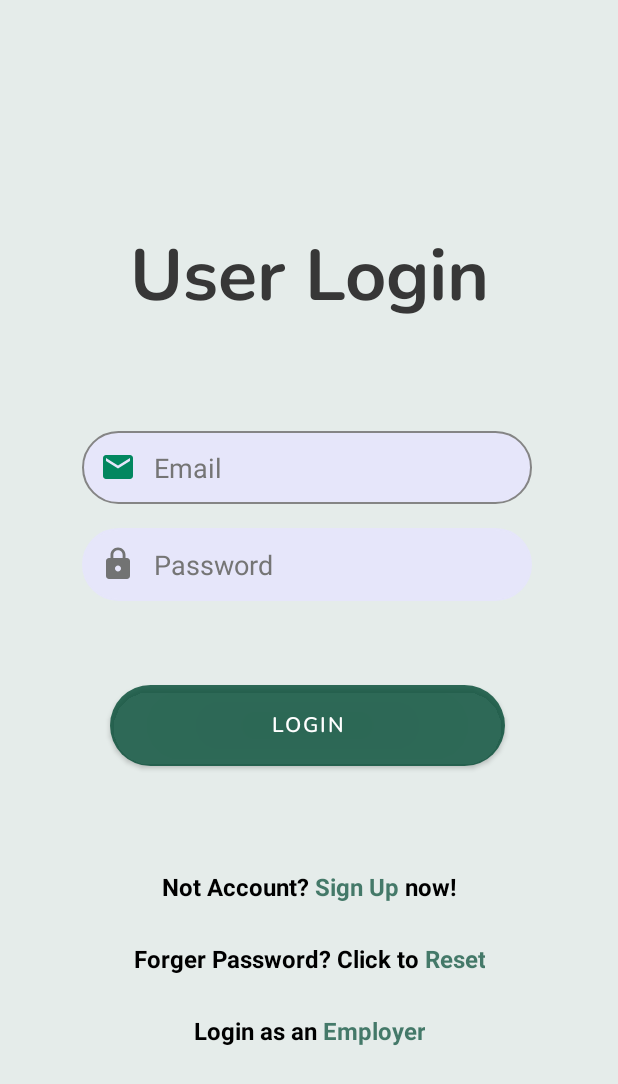
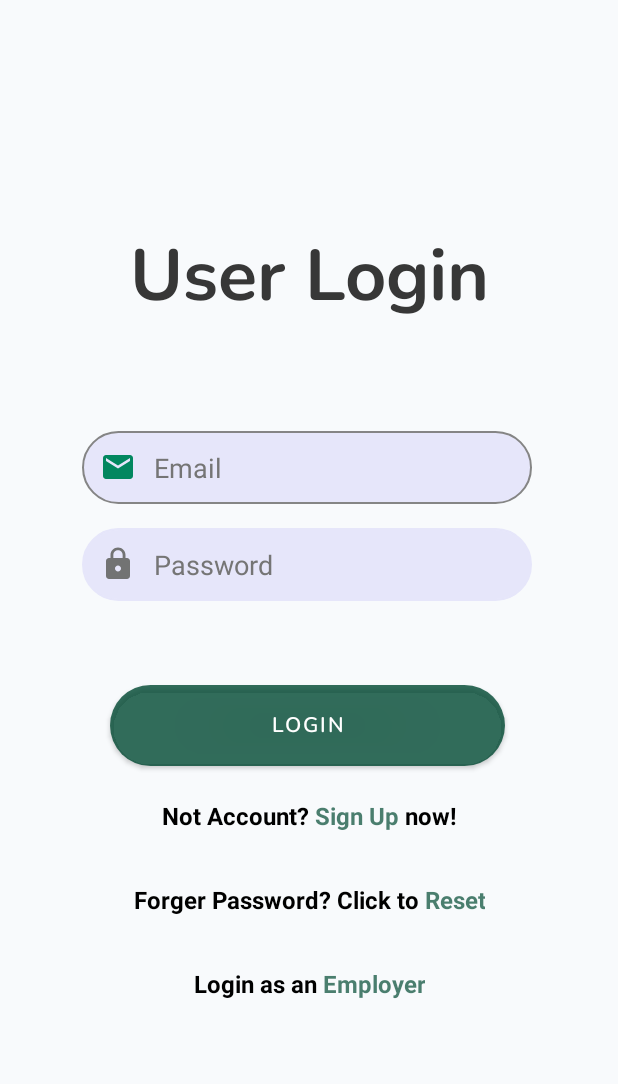
Before and after one commit to WeiChin04/EasyJob, an Android app: the UserLogin screen opened directly, with no data from a screen before it, on a phone screen of 412 x 824 dp. Shown: the top 1084 px of the screen. Run offline under Robolectric (Android 15) with nearby library versions, the phone set to English and light mode, and no system bars; our stand-ins replace Firebase (no records; nobody signed in at launch, a user with empty details on screens opened directly).

Commit message:
page background color change

```diff
--- a/app/src/main/res/layout/activity_employer_home.xml
+++ b/app/src/main/res/layout/activity_employer_home.xml
@@ -2,6 +2,7 @@
 <androidx.constraintlayout.widget.ConstraintLayout xmlns:android="http://schemas.android.com/apk/res/android"
     xmlns:app="http://schemas.android.com/apk/res-auto"
     xmlns:tools="http://schemas.android.com/tools"
+    style="@style/ContentPageBackground"
     android:layout_width="match_parent"
     android:layout_height="match_parent"
     tools:context=".employer.EmployerHome">
--- a/app/src/main/res/layout/activity_user_home.xml
+++ b/app/src/main/res/layout/activity_user_home.xml
@@ -2,7 +2,7 @@
 <androidx.constraintlayout.widget.ConstraintLayout xmlns:android="http://schemas.android.com/apk/res/android"
     xmlns:app="http://schemas.android.com/apk/res-auto"
     xmlns:tools="http://schemas.android.com/tools"
-    style="@style/PageBackground"
+    style="@style/ContentPageBackground"
     android:layout_width="match_parent"
     android:layout_height="match_parent"
     tools:context=".user.UserHome">
--- a/app/src/main/res/layout/activity_user_login.xml
+++ b/app/src/main/res/layout/activity_user_login.xml
@@ -82,6 +82,7 @@
         android:id="@+id/tv_user_sign_up"
         android:layout_width="wrap_content"
         android:layout_height="wrap_content"
+        android:layout_marginTop="16dp"
         android:elegantTextHeight="false"
         android:minHeight="48dp"
         android:text="@string/sign_up_account"
@@ -90,14 +91,15 @@
         android:textIsSelectable="true"
         android:textSize="16sp"
         android:textStyle="bold"
-        app:layout_constraintBottom_toTopOf="@+id/tv_user_reset_password"
         app:layout_constraintEnd_toEndOf="@+id/tv_user_reset_password"
-        app:layout_constraintStart_toStartOf="@+id/tv_user_reset_password" />
+        app:layout_constraintStart_toStartOf="@+id/tv_user_reset_password"
+        app:layout_constraintTop_toBottomOf="@+id/btn_user_login" />
 
     <TextView
         android:id="@+id/tv_user_reset_password"
         android:layout_width="wrap_content"
         android:layout_height="wrap_content"
+        android:layout_marginTop="8dp"
         android:elegantTextHeight="false"
         android:minHeight="48dp"
         android:text="@string/reset_password"
@@ -106,15 +108,15 @@
         android:textIsSelectable="true"
         android:textSize="16sp"
         android:textStyle="bold"
-        app:layout_constraintBottom_toTopOf="@+id/tv_switch_to_employer"
         app:layout_constraintEnd_toEndOf="@+id/tv_switch_to_employer"
-        app:layout_constraintStart_toStartOf="@+id/tv_switch_to_employer" />
+        app:layout_constraintStart_toStartOf="@+id/tv_switch_to_employer"
+        app:layout_constraintTop_toBottomOf="@+id/tv_user_sign_up" />
 
     <TextView
         android:id="@+id/tv_switch_to_employer"
         android:layout_width="wrap_content"
         android:layout_height="wrap_content"
-        android:layout_marginBottom="100dp"
+        android:layout_marginTop="8dp"
         android:elegantTextHeight="false"
         android:minHeight="48dp"
         android:text="@string/login_as_an_employer"
@@ -123,8 +125,8 @@
         android:textIsSelectable="true"
         android:textSize="16sp"
         android:textStyle="bold"
-        app:layout_constraintBottom_toBottomOf="parent"
         app:layout_constraintEnd_toEndOf="parent"
-        app:layout_constraintStart_toStartOf="parent" />
+        app:layout_constraintStart_toStartOf="parent"
+        app:layout_constraintTop_toBottomOf="@+id/tv_user_reset_password" />
 
 </androidx.constraintlayout.widget.ConstraintLayout>
--- a/app/src/main/res/values/themes.xml
+++ b/app/src/main/res/values/themes.xml
@@ -15,6 +15,10 @@
     </style>
 
     <style name="PageBackground">
+        <item name="android:background">#F8FAFC</item>
+    </style>
+
+    <style name="ContentPageBackground">
         <item name="android:background">#1A004932</item>
     </style>
 
```
